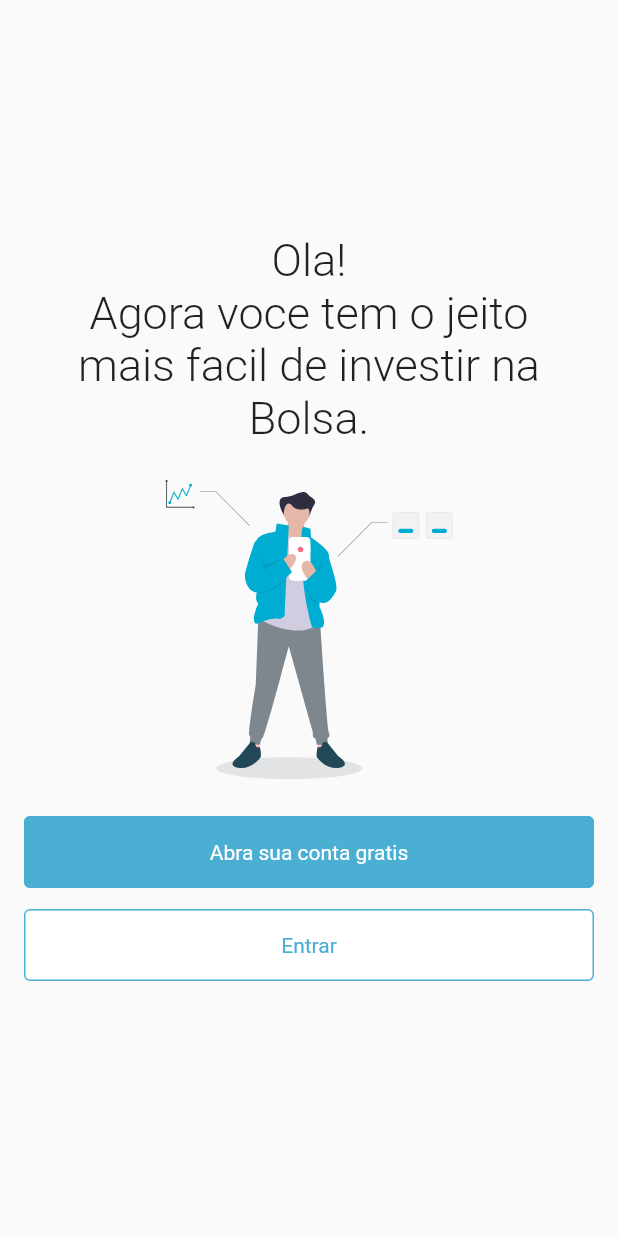
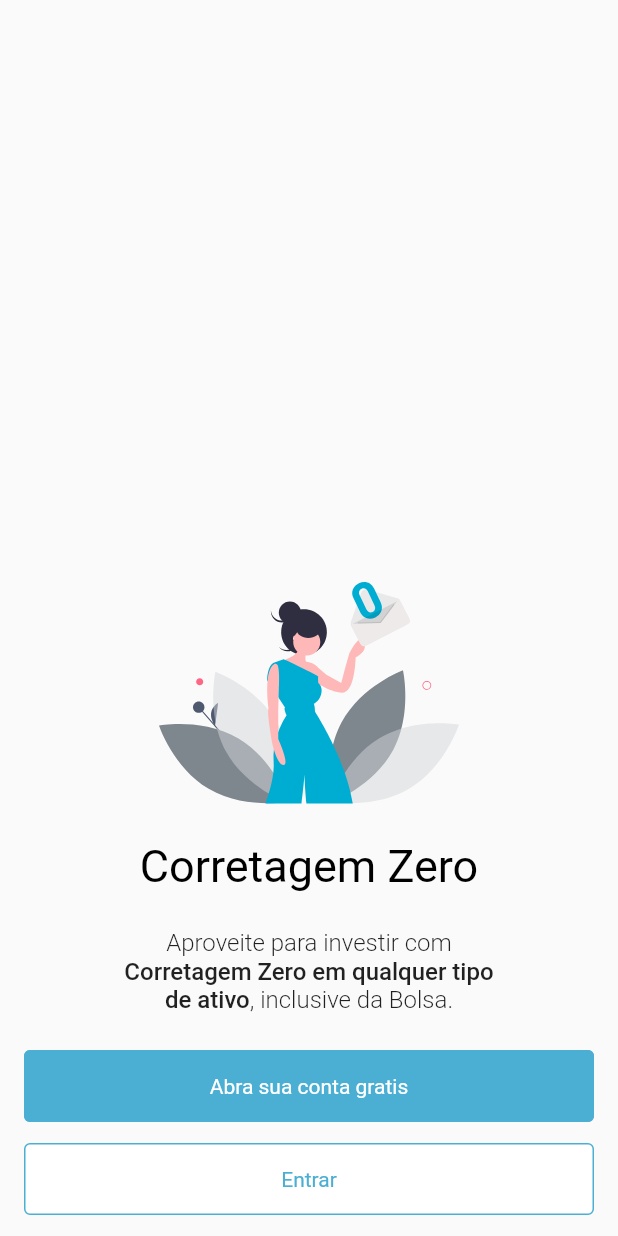
Before and after one commit to gabrielchavesTW/toro_investimentos, a Flutter app: the screen it shows after launch, on a phone screen of 412 x 824 dp. Run offline on Flutter 3.47's test engine with Material 2 defaults, Android fonts, the phone set to English and light mode, and no system bars; our stand-ins replace flutter_svg; project files that could hold a hidden picture were left out.

Commit message:
Implementação inicial para o StepDois

```diff
--- a/lib/src/app.dart
+++ b/lib/src/app.dart
@@ -1,6 +1,7 @@
 import 'package:flutter/material.dart';
 import 'package:toro_investimentos/src/ui/login/login.dart';
-import 'package:toro_investimentos/src/ui/welcome/WelcomeUm.dart';
+import 'package:toro_investimentos/src/ui/steps/StepDois.dart';
+import 'package:toro_investimentos/src/ui/steps/StepUm.dart';
 
 class App extends StatelessWidget {
   @override
@@ -30,14 +31,23 @@ class App extends StatelessWidget {
               fontSize: 30.0,
               color: Color(0XFF4baed3),
               fontWeight: FontWeight.bold),
+          headline3: TextStyle(
+            fontSize: 30,
+            fontWeight: FontWeight.w400,
+            color: Colors.black
+          ),
           bodyText1: TextStyle(
-            fontSize: 30,
+            fontSize: 16,
             fontWeight: FontWeight.w300,
+          ),
+          bodyText2: TextStyle(
+            fontSize: 16,
+            fontWeight: FontWeight.w500,
           ),
         ),
       ),
       home: Scaffold(
-        body: WelcomeUm(),
+        body: StepDois(),
       ),
     );
   }
--- /dev/null
+++ b/lib/src/ui/steps/StepDois.dart
@@ -0,0 +1,64 @@
+import 'package:flutter/material.dart';
+import 'package:flutter_svg/flutter_svg.dart';
+import 'package:toro_investimentos/src/ui/components/toro_button.dart';
+import 'package:toro_investimentos/src/ui/login/login_form.dart';
+
+class StepDois extends StatelessWidget {
+  @override
+  Widget build(BuildContext context) {
+    return Container(
+      padding: EdgeInsets.symmetric(horizontal: 16),
+      child: Column(
+        mainAxisAlignment: MainAxisAlignment.end,
+        crossAxisAlignment: CrossAxisAlignment.center,
+        children: [
+          Container(
+            width: double.infinity,
+            padding: EdgeInsets.only(left: 0, top: 0, right: 0, bottom: 24),
+            child: SvgPicture.asset('assets/images/onboarding/step2.svg'),
+          ),
+          Container(
+            padding: EdgeInsets.only(bottom: 24),
+            child: Text(
+              "Corretagem Zero",
+              style: Theme.of(context).textTheme.headline3,
+              textAlign: TextAlign.center,
+            ),
+          ),
+          Container(
+            padding: EdgeInsets.only(bottom: 24),
+            child: RichText(
+              key: ValueKey('StepDoisDescription'),
+              textAlign: TextAlign.center,
+              text: TextSpan(
+                style: Theme.of(context).textTheme.bodyText1,
+                children: <TextSpan>[
+                  TextSpan(text: 'Aproveite para investir com\n'),
+                  TextSpan(
+                    text: 'Corretagem Zero em qualquer tipo\nde ativo',
+                    style: Theme.of(context).textTheme.bodyText2,
+                  ),
+                  TextSpan(text: ', inclusive da Bolsa.'),
+                ],
+              ),
+            ),
+          ),
+          ToroButton(
+              padding: EdgeInsets.only(bottom: 14),
+              buttonText: 'Abra sua conta gratis',
+              onPressed: () {}),
+          ToroButton(
+              padding: EdgeInsets.only(bottom: 14),
+              buttonText: 'Entrar',
+              buttonStyle: ButtonStyle(
+                backgroundColor:
+                MaterialStateProperty.all<Color>(Colors.white),
+              ),
+              buttonTextStyle:
+              TextStyle(color: Theme.of(context).primaryColor),
+              onPressed: () {}),
+        ],
+      ),
+    );
+  }
+}
--- a/lib/src/ui/welcome/WelcomeUm.dart
+++ b/lib/src/ui/steps/StepUm.dart
@@ -3,20 +3,20 @@ import 'package:flutter_svg/flutter_svg.dart';
 import 'package:toro_investimentos/src/ui/components/toro_button.dart';
 import 'package:toro_investimentos/src/ui/login/login_form.dart';
 
-class WelcomeUm extends StatelessWidget {
+class StepUm extends StatelessWidget {
   @override
   Widget build(BuildContext context) {
     return Container(
       padding: EdgeInsets.symmetric(horizontal: 16),
       child: Column(
-        mainAxisAlignment: MainAxisAlignment.center,
+        mainAxisAlignment: MainAxisAlignment.end,
         crossAxisAlignment: CrossAxisAlignment.center,
         children: [
           Container(
             padding: EdgeInsets.only(bottom: 24),
             child: Text(
               "Ola!\nAgora voce tem o jeito\nmais facil de investir na\nBolsa.",
-              style: Theme.of(context).textTheme.bodyText1,
+              style: Theme.of(context).textTheme.headline3,
               textAlign: TextAlign.center,
             ),
           ),
@@ -28,9 +28,7 @@ class WelcomeUm extends StatelessWidget {
           ToroButton(
               padding: EdgeInsets.only(bottom: 14),
               buttonText: 'Abra sua conta gratis',
-              onPressed: () {
-                print("teste");
-              }),
+              onPressed: () {}),
           ToroButton(
               padding: EdgeInsets.only(bottom: 14),
               buttonText: 'Entrar',
```
Also changed, not shown: 3 other files.
